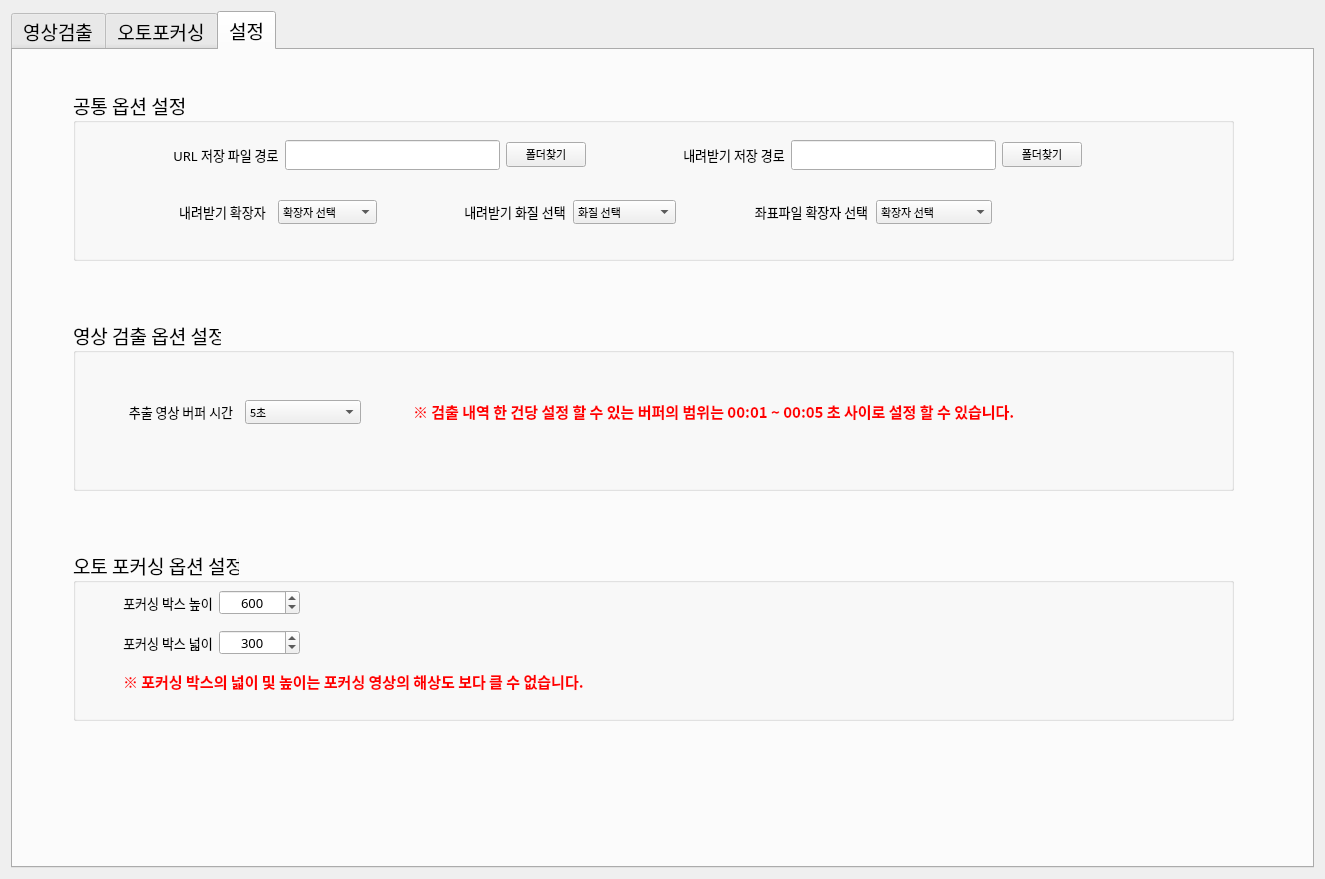
This is 02.Source/dev/BtiProject/ui/mainWindow.ui in bookwho2063/bitproject as Qt 5 draws it before an edit. The edited form follows.
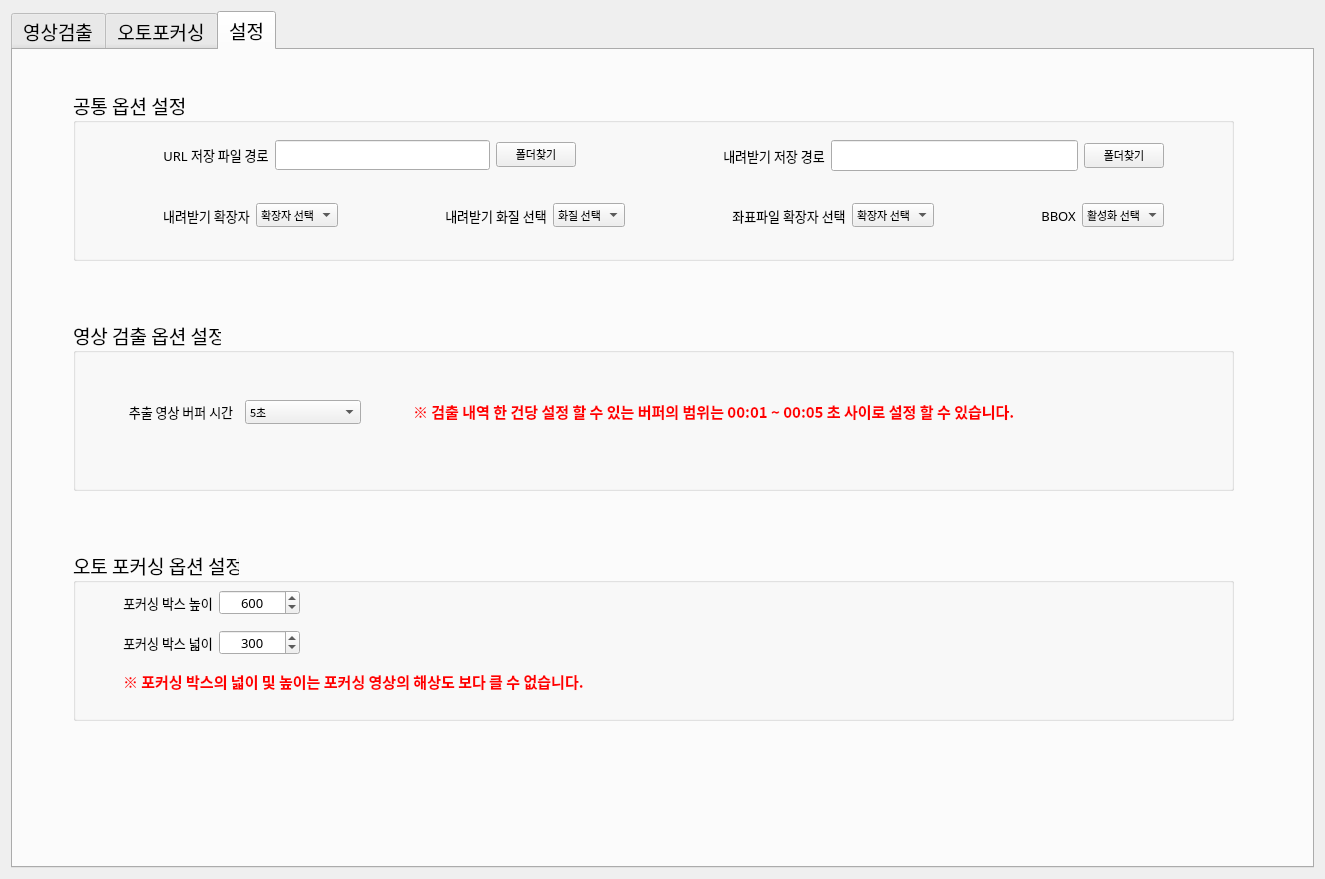
This is the edited form. The open tabs and pages were chosen to show the change. Icons and pictures are not drawn.

What changed in the file:
```diff
--- a/02.Source/dev/BtiProject/ui/mainWindow.ui
+++ b/02.Source/dev/BtiProject/ui/mainWindow.ui
@@ -25,6 +25,12 @@
      <property name="enabled">
       <bool>true</bool>
      </property>
+     <property name="minimumSize">
+      <size>
+       <width>640</width>
+       <height>0</height>
+      </size>
+     </property>
      <property name="font">
       <font>
        <family>나눔고딕코딩</family>
@@ -970,12 +976,114 @@
        <widget class="QWidget" name="layoutWidget">
         <property name="geometry">
          <rect>
-          <x>100</x>
+          <x>90</x>
+          <y>50</y>
+          <width>413</width>
+          <height>30</height>
+         </rect>
+        </property>
+        <layout class="QHBoxLayout" name="opt_horizontalLayout_1">
+         <item>
+          <widget class="QLabel" name="opt_label_urlSaveDir">
+           <property name="font">
+            <font>
+             <pointsize>10</pointsize>
+            </font>
+           </property>
+           <property name="text">
+            <string>URL 저장 파일 경로</string>
+           </property>
+           <property name="scaledContents">
+            <bool>false</bool>
+           </property>
+           <property name="alignment">
+            <set>Qt::AlignCenter</set>
+           </property>
+           <property name="wordWrap">
+            <bool>true</bool>
+           </property>
+          </widget>
+         </item>
+         <item>
+          <widget class="QLineEdit" name="opt_lineEdit_urlSaveDir">
+           <property name="enabled">
+            <bool>true</bool>
+           </property>
+          </widget>
+         </item>
+         <item>
+          <widget class="QPushButton" name="opt_pushButton_urlDownDir">
+           <property name="font">
+            <font>
+             <pointsize>8</pointsize>
+            </font>
+           </property>
+           <property name="text">
+            <string>폴더찾기</string>
+           </property>
+          </widget>
+         </item>
+        </layout>
+       </widget>
+       <widget class="QWidget" name="layoutWidget">
+        <property name="geometry">
+         <rect>
+          <x>650</x>
+          <y>50</y>
+          <width>441</width>
+          <height>31</height>
+         </rect>
+        </property>
+        <layout class="QHBoxLayout" name="opt_horizontalLayout_2">
+         <item>
+          <widget class="QLabel" name="opt_label_localSaveDir">
+           <property name="font">
+            <font>
+             <pointsize>10</pointsize>
+            </font>
+           </property>
+           <property name="text">
+            <string>내려받기 저장 경로</string>
+           </property>
+           <property name="scaledContents">
+            <bool>false</bool>
+           </property>
+           <property name="alignment">
+            <set>Qt::AlignCenter</set>
+           </property>
+           <property name="wordWrap">
+            <bool>true</bool>
+           </property>
+          </widget>
+         </item>
+         <item>
+          <widget class="QLineEdit" name="opt_lineEdit_saveDir"/>
+         </item>
+         <item>
+          <widget class="QPushButton" name="opt_pushButton_saveDir">
+           <property name="font">
+            <font>
+             <pointsize>8</pointsize>
+            </font>
+           </property>
+           <property name="text">
+            <string>폴더찾기</string>
+           </property>
+          </widget>
+         </item>
+        </layout>
+       </widget>
+       <widget class="QWidget" name="">
+        <property name="geometry">
+         <rect>
+          <x>90</x>
           <y>110</y>
-          <width>204</width>
-          <height>24</height>
+          <width>1001</width>
+          <height>31</height>
          </rect>
         </property>
+        <layout class="QHBoxLayout" name="horizontalLayout_2">
+         <item>
         <layout class="QHBoxLayout" name="opt_horizontalLayout3">
          <item>
           <widget class="QLabel" name="opt_label_saveFmt">
@@ -1027,66 +1135,21 @@
           </widget>
          </item>
         </layout>
-       </widget>
-       <widget class="QWidget" name="layoutWidget">
-        <property name="geometry">
-         <rect>
-          <x>680</x>
-          <y>110</y>
-          <width>239</width>
-          <height>24</height>
-         </rect>
-        </property>
-        <layout class="QHBoxLayout" name="opt_horizontalLayout_5">
-         <item>
-          <widget class="QLabel" name="opt_label_coordFmt">
-           <property name="font">
-            <font>
-             <pointsize>10</pointsize>
-            </font>
-           </property>
-           <property name="text">
-            <string>좌표파일 확장자 선택</string>
-           </property>
-           <property name="scaledContents">
-            <bool>false</bool>
-           </property>
-           <property name="alignment">
-            <set>Qt::AlignCenter</set>
-           </property>
-           <property name="wordWrap">
-            <bool>true</bool>
-           </property>
-          </widget>
          </item>
          <item>
-          <widget class="QComboBox" name="opt_comboBox_coordFmt">
-           <property name="font">
-            <font>
-             <pointsize>8</pointsize>
-            </font>
+          <spacer name="horizontalSpacer_2">
+           <property name="orientation">
+            <enum>Qt::Horizontal</enum>
            </property>
-           <property name="currentText">
-            <string notr="true">확장자 선택</string>
+           <property name="sizeHint" stdset="0">
+            <size>
+             <width>40</width>
+             <height>20</height>
+            </size>
            </property>
-           <item>
-            <property name="text">
-             <string>확장자 선택</string>
-            </property>
-           </item>
-          </widget>
-         </item>
-        </layout>
-       </widget>
-       <widget class="QWidget" name="layoutWidget">
-        <property name="geometry">
-         <rect>
-          <x>390</x>
-          <y>110</y>
-          <width>213</width>
-          <height>24</height>
-         </rect>
-        </property>
+          </spacer>
+         </item>
+         <item>
         <layout class="QHBoxLayout" name="opt_horizontalLayout_4">
          <item>
           <widget class="QLabel" name="opt_label_saveMdQual">
@@ -1127,26 +1190,31 @@
           </widget>
          </item>
         </layout>
-       </widget>
-       <widget class="QWidget" name="layoutWidget">
-        <property name="geometry">
-         <rect>
-          <x>100</x>
-          <y>50</y>
-          <width>413</width>
-          <height>30</height>
-         </rect>
-        </property>
-        <layout class="QHBoxLayout" name="opt_horizontalLayout_1">
+         </item>
+         <item>
+          <spacer name="horizontalSpacer_3">
+           <property name="orientation">
+            <enum>Qt::Horizontal</enum>
+           </property>
+           <property name="sizeHint" stdset="0">
+            <size>
+             <width>40</width>
+             <height>20</height>
+            </size>
+           </property>
+          </spacer>
+         </item>
          <item>
-          <widget class="QLabel" name="opt_label_urlSaveDir">
+          <layout class="QHBoxLayout" name="opt_horizontalLayout_5">
+           <item>
+            <widget class="QLabel" name="opt_label_coordFmt">
            <property name="font">
             <font>
              <pointsize>10</pointsize>
             </font>
            </property>
            <property name="text">
-            <string>URL 저장 파일 경로</string>
+              <string>좌표파일 확장자 선택</string>
            </property>
            <property name="scaledContents">
             <bool>false</bool>
@@ -1160,45 +1228,48 @@
           </widget>
          </item>
          <item>
-          <widget class="QLineEdit" name="opt_lineEdit_urlSaveDir">
-           <property name="enabled">
-            <bool>true</bool>
-           </property>
-          </widget>
-         </item>
-         <item>
-          <widget class="QPushButton" name="opt_pushButton_urlDownDir">
+            <widget class="QComboBox" name="opt_comboBox_coordFmt">
            <property name="font">
             <font>
              <pointsize>8</pointsize>
             </font>
            </property>
+             <property name="currentText">
+              <string notr="true">확장자 선택</string>
+             </property>
+             <item>
            <property name="text">
-            <string>폴더찾기</string>
-           </property>
+               <string>확장자 선택</string>
+              </property>
+             </item>
           </widget>
          </item>
         </layout>
-       </widget>
-       <widget class="QWidget" name="layoutWidget">
-        <property name="geometry">
-         <rect>
-          <x>610</x>
-          <y>50</y>
-          <width>399</width>
-          <height>30</height>
-         </rect>
-        </property>
-        <layout class="QHBoxLayout" name="opt_horizontalLayout_2">
+         </item>
+         <item>
+          <spacer name="horizontalSpacer_5">
+           <property name="orientation">
+            <enum>Qt::Horizontal</enum>
+           </property>
+           <property name="sizeHint" stdset="0">
+            <size>
+             <width>88</width>
+             <height>32</height>
+            </size>
+           </property>
+          </spacer>
+         </item>
          <item>
-          <widget class="QLabel" name="opt_label_localSaveDir">
+          <layout class="QHBoxLayout" name="opt_horizontalLayout_9">
+           <item>
+            <widget class="QLabel" name="opt_label_coordFmt_2">
            <property name="font">
             <font>
              <pointsize>10</pointsize>
             </font>
            </property>
            <property name="text">
-            <string>내려받기 저장 경로</string>
+              <string>BBOX</string>
            </property>
            <property name="scaledContents">
             <bool>false</bool>
@@ -1212,19 +1283,23 @@
           </widget>
          </item>
          <item>
-          <widget class="QLineEdit" name="opt_lineEdit_saveDir"/>
-         </item>
-         <item>
-          <widget class="QPushButton" name="opt_pushButton_saveDir">
+            <widget class="QComboBox" name="opt_comboBox_coordFmt_3">
            <property name="font">
             <font>
              <pointsize>8</pointsize>
             </font>
            </property>
+             <property name="currentText">
+              <string notr="true">활성화 선택</string>
+             </property>
+             <item>
            <property name="text">
-            <string>폴더찾기</string>
-           </property>
-          </widget>
+               <string>활성화 선택</string>
+              </property>
+             </item>
+            </widget>
+           </item>
+          </layout>
          </item>
         </layout>
        </widget>
```
Left out of the diff: 18 changed lines with no effect on the pictures. Lines whose indentation alone changed are shown as unchanged.
